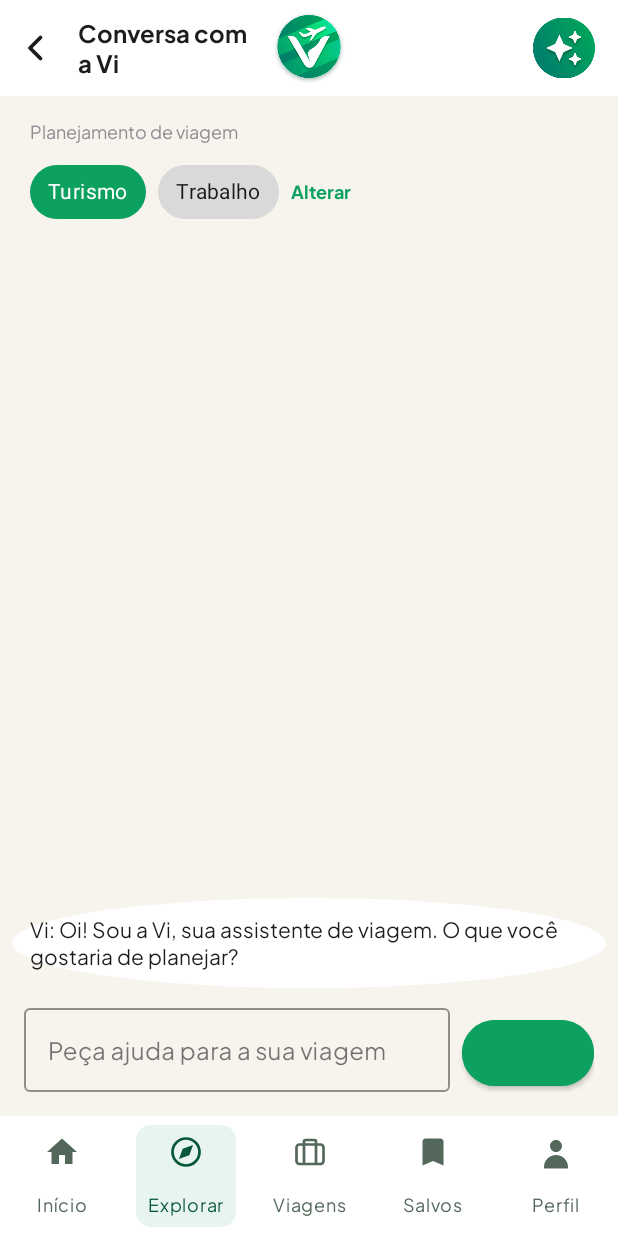
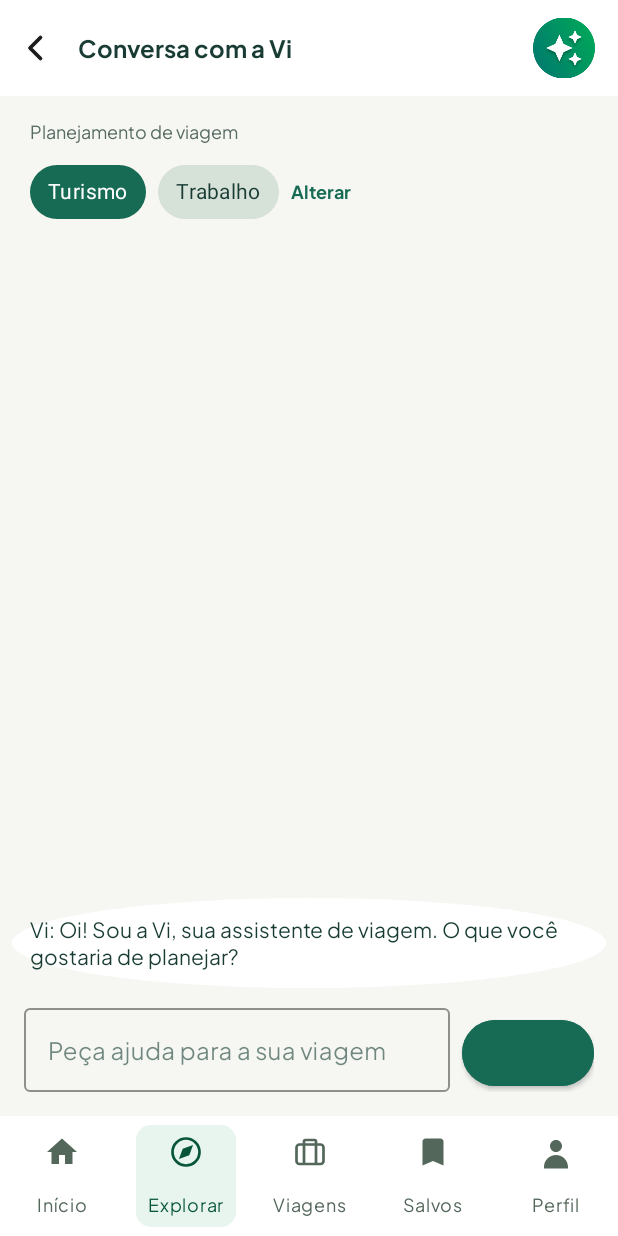
Before and after one commit to ProjetoIntegrador-4Semestre/ViaJa, an Android app: the AiTripChatActivity screen opened directly, with no data from a screen before it, on a phone screen of 412 x 824 dp. Run offline under Robolectric (Android 15) with nearby library versions, the phone set to English and light mode, and no system bars.

Commit message:
style(android): standardize the theme and page header

```diff
--- a/app/src/main/res/layout/page_header.xml
+++ b/app/src/main/res/layout/page_header.xml
@@ -14,9 +14,9 @@
         android:background="?attr/selectableItemBackgroundBorderless"
         android:contentDescription="Voltar"
         android:src="@drawable/ic_arrow_back"
-        app:layout_constraintBottom_toBottomOf="@id/pageLogo"
+        app:layout_constraintBottom_toBottomOf="parent"
         app:layout_constraintStart_toStartOf="parent"
-        app:layout_constraintTop_toTopOf="@id/pageLogo" />
+        app:layout_constraintTop_toTopOf="parent" />
 
     <TextView
         android:id="@+id/pageTitle"
@@ -24,42 +24,32 @@
         android:layout_height="wrap_content"
         android:layout_marginStart="4dp"
         android:layout_marginEnd="8dp"
+        android:layout_marginVertical="8dp"
         android:accessibilityHeading="true"
         android:ellipsize="end"
+        android:gravity="center_vertical"
         android:maxLines="2"
         android:textColor="@color/viaja_text"
         android:textSize="16sp"
         app:fontFamily="@font/plus_jakarta_sans_bold"
-        app:layout_constraintBottom_toBottomOf="@id/pageLogo"
-        app:layout_constraintEnd_toStartOf="@id/pageLogo"
+        app:layout_constraintBottom_toBottomOf="parent"
+        app:layout_constraintEnd_toStartOf="@id/pageAi"
         app:layout_constraintStart_toEndOf="@id/pageBack"
-        app:layout_constraintTop_toTopOf="@id/pageLogo"
+        app:layout_constraintTop_toTopOf="parent"
         app:layout_goneMarginStart="16dp" />
-
-    <ImageView
-        android:id="@+id/pageLogo"
-        android:layout_width="48dp"
-        android:layout_height="48dp"
-        android:layout_marginVertical="8dp"
-        android:contentDescription="Viajá"
-        android:scaleType="fitCenter"
-        android:src="@drawable/viaja_circle"
-        app:layout_constraintBottom_toBottomOf="parent"
-        app:layout_constraintEnd_toEndOf="parent"
-        app:layout_constraintStart_toStartOf="parent"
-        app:layout_constraintTop_toTopOf="parent" />
 
     <ImageButton
         android:id="@+id/pageAi"
         android:layout_width="48dp"
         android:layout_height="48dp"
         android:layout_marginEnd="12dp"
+        android:layout_marginVertical="8dp"
         android:background="?attr/selectableItemBackgroundBorderless"
         android:contentDescription="Conversar com a Vi"
         android:padding="3dp"
         android:scaleType="fitCenter"
         android:src="@drawable/ai_icon"
-        app:layout_constraintBottom_toBottomOf="@id/pageLogo"
+        app:layout_constraintBottom_toBottomOf="parent"
         app:layout_constraintEnd_toEndOf="parent"
-        app:layout_constraintTop_toTopOf="@id/pageLogo" />
+        app:layout_constraintTop_toTopOf="parent" />
 </androidx.constraintlayout.widget.ConstraintLayout>
--- a/app/src/main/res/values-night/themes.xml
+++ b/app/src/main/res/values-night/themes.xml
@@ -1,7 +1,17 @@
 <resources xmlns:tools="http://schemas.android.com/tools">
     <!-- Base application theme. -->
-    <style name="Base.Theme.Viaja" parent="Theme.Material3.DayNight.NoActionBar">
+    <style name="Base.Theme.Viaja" parent="Theme.Material3.Light.NoActionBar">
+        <item name="android:fontFamily">@font/plus_jakarta_sans_regular</item>
+        <item name="fontFamily">@font/plus_jakarta_sans_regular</item>
+        <item name="colorPrimary">@color/vi_primary</item>
+        <item name="colorOnPrimary">@color/white</item>
+        <item name="colorSurface">@color/vi_canvas</item>
+        <item name="colorOnSurface">@color/vi_ink</item>
+        <item name="colorOnSurfaceVariant">@color/vi_muted</item>
+        <item name="colorOutline">@color/vi_border</item>
         <!-- Customize your dark theme here. -->
-        <!-- <item name="colorPrimary">@color/my_dark_primary</item> -->
+        <!-- <item name="android:fontFamily">@font/plus_jakarta_sans_regular</item>
+        <item name="fontFamily">@font/plus_jakarta_sans_regular</item>
+        <item name="colorPrimary">@color/my_dark_primary</item> -->
     </style>
 </resources>
--- a/app/src/main/res/values/colors.xml
+++ b/app/src/main/res/values/colors.xml
@@ -2,15 +2,22 @@
 <resources>
     <color name="black">#FF000000</color>
     <color name="white">#FFFFFFFF</color>
-    <color name="viaja_green">#0CA15F</color>
-    <color name="viaja_green_dark">#07854E</color>
-    <color name="viaja_cream">#F7F4ED</color>
-    <color name="viaja_text">#1C1C1E</color>
-    <color name="viaja_gray">#8E8E93</color>
-    <color name="viaja_field_border">#D9D9D9</color>
+    <color name="viaja_green">#176B54</color>
+    <color name="viaja_green_dark">#125742</color>
+    <color name="viaja_cream">#F6F7F3</color>
+    <color name="viaja_text">#183C34</color>
+    <color name="viaja_gray">#576B63</color>
+    <color name="viaja_field_border">#D6E1D8</color>
     <color name="viaja_green_light">#E8F5EE</color>
     <color name="viaja_surface">#FFFFFF</color>
-    <color name="viaja_chip_selected">#0CA15F</color>
+    <color name="viaja_chip_selected">#176B54</color>
     <color name="viaja_chip_unselected">#F2F2F2</color>
     <color name="viaja_overlay_dark">#80000000</color>
+    <color name="vi_canvas">#F6F7F3</color>
+    <color name="vi_ink">#183C34</color>
+    <color name="vi_primary">#176B54</color>
+    <color name="vi_muted">#576B63</color>
+    <color name="vi_sage">#E7EFE8</color>
+    <color name="vi_border">#D6E1D8</color>
+    <color name="vi_warning">#805520</color>
 </resources>
--- a/app/src/main/res/values/themes.xml
+++ b/app/src/main/res/values/themes.xml
@@ -1,6 +1,12 @@
 <resources xmlns:tools="http://schemas.android.com/tools">
     <!-- Base application theme. -->
-    <style name="Base.Theme.Viaja" parent="Theme.Material3.DayNight.NoActionBar">
+    <style name="Base.Theme.Viaja" parent="Theme.Material3.Light.NoActionBar">
+        <item name="colorPrimary">@color/vi_primary</item>
+        <item name="colorOnPrimary">@color/white</item>
+        <item name="colorSurface">@color/vi_canvas</item>
+        <item name="colorOnSurface">@color/vi_ink</item>
+        <item name="colorOnSurfaceVariant">@color/vi_muted</item>
+        <item name="colorOutline">@color/vi_border</item>
         <item name="android:fontFamily">@font/plus_jakarta_sans_regular</item>
         <item name="fontFamily">@font/plus_jakarta_sans_regular</item>
     </style>
```
Also changed, not shown: app/src/main/java/com/senac/viaja/ui/main/JourneyUi.kt (added, +52 -0 lines), app/src/main/java/com/senac/viaja/ui/main/PageChrome.kt (+11 -1 lines), app/src/main/res/values/strings.xml (+23 -0 lines), app/src/main/res/values/styles.xml (+26 -0 lines).
